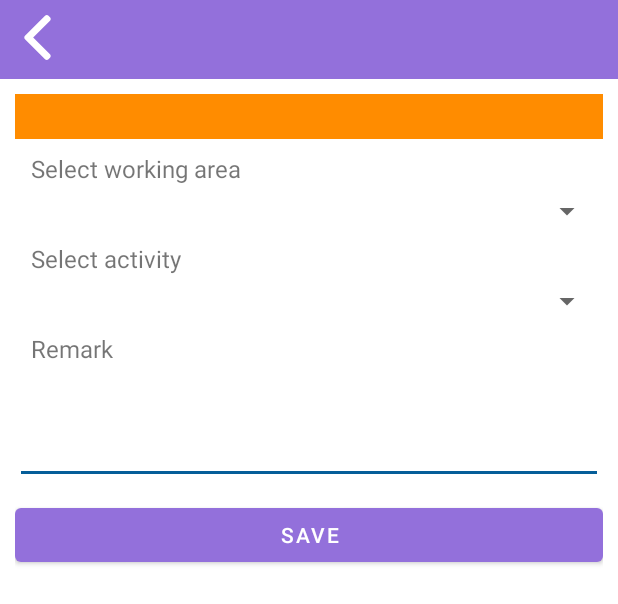
After one commit to GyaneshKajwadkar/SalestripClm, an Android app: the layout dcr_entry.xml on its own in the app's theme, with its tools: preview values and no code run, on a phone screen of 412 x 824 dp. The commit adds this screen. Shown: the top 604 px of the screen. Run offline under Robolectric (Android 15) with nearby library versions, the phone set to English and light mode, and no system bars.

Commit message:
14/2/2022

```diff
--- a/app/build.gradle
+++ b/app/build.gradle
@@ -21,13 +21,9 @@ android
         versionName "1.0.0"
         multiDexEnabled = true
         testInstrumentationRunner "androidx.test.runner.AndroidJUnitRunner"
-
-          /*
           ndk {
-            abiFilters 'arm64-v8a', 'x86_64'
+            abiFilters 'arm64-v8a', 'x86_64', 'x86'
           }
-          */
-
     }
 
     buildTypes {
--- a/app/src/main/java/in/processmaster/salestripclm/common_classes/AlertClass.kt
+++ b/app/src/main/java/in/processmaster/salestripclm/common_classes/AlertClass.kt
@@ -116,10 +116,9 @@ class AlertClass(val context : Context)
         dialogBuilder.setView(dialogView)
 
         val alertDialog: AlertDialog = dialogBuilder.create()
-        alertDialog.getWindow()?.setBackgroundDrawable(ColorDrawable(Color.TRANSPARENT));
+        alertDialog.getWindow()?.setBackgroundDrawable(ColorDrawable(Color.TRANSPARENT))
 
-        val okBtn_rl =
-            dialogView.findViewById<View>(R.id.okBtn_rl) as RelativeLayout
+        val okBtn_rl = dialogView.findViewById<View>(R.id.okBtn_rl) as RelativeLayout
 
         okBtn_rl.setOnClickListener {
 
--- a/app/src/main/java/in/processmaster/salestripclm/models/SyncModel.kt
+++ b/app/src/main/java/in/processmaster/salestripclm/models/SyncModel.kt
@@ -1960,6 +1960,10 @@ class SyncModel {
             @Expose
             var routeName: String = ""
 
+            override fun toString(): String {
+                return routeName
+            }
+
             @SerializedName("routeType")
             @Expose
             var routeType: Int = 0
--- a/app/src/main/java/in/processmaster/salestripclm/networkUtils/APIClient.java
+++ b/app/src/main/java/in/processmaster/salestripclm/networkUtils/APIClient.java
@@ -40,6 +40,4 @@ public class APIClient {
         return retrofit;
     }
 
-
-
 }
--- /dev/null
+++ b/app/src/main/res/layout/dcr_entry.xml
@@ -0,0 +1,111 @@
+<?xml version="1.0" encoding="utf-8"?>
+<LinearLayout xmlns:android="http://schemas.android.com/apk/res/android"
+    android:layout_width="match_parent"
+    android:layout_height="wrap_content"
+    android:orientation="vertical"
+    android:background="@color/white">
+   <include layout="@layout/common_toolbar"/>
+    <LinearLayout
+        android:layout_width="match_parent"
+        android:layout_height="wrap_content"
+        android:padding="10dp"
+        android:orientation="vertical">
+
+        <TextView
+            android:layout_width="match_parent"
+            android:layout_height="wrap_content"
+            android:id="@+id/dcr_date_tv"
+            style="@style/darkblue_background_white_text"
+            android:background="@color/orange"
+            />
+
+
+
+        <TextView
+            android:layout_width="wrap_content"
+            android:layout_height="wrap_content"
+            style="@style/header_text"
+            android:text="Select working area"/>
+        <Spinner
+            android:layout_width="match_parent"
+            android:layout_height="wrap_content"
+            android:padding="5dp"
+            android:id="@+id/workingArea_spin"/>
+
+
+        <TextView
+            android:layout_width="wrap_content"
+            android:layout_height="wrap_content"
+            style="@style/header_text"
+            android:text="Select activity"/>
+        <Spinner
+            android:layout_width="match_parent"
+            android:layout_height="wrap_content"
+            android:padding="5dp"
+            android:id="@+id/activity_spin"/>
+
+
+        <LinearLayout
+            android:layout_width="match_parent"
+            android:layout_height="wrap_content"
+            android:orientation="horizontal"
+            android:id="@+id/startEndParent"
+            android:visibility="gone"
+            android:weightSum="2">
+            <LinearLayout
+                android:layout_weight="1"
+                android:layout_width="0dp"
+                android:layout_height="wrap_content"
+                android:orientation="vertical">
+                <TextView
+                    android:layout_width="wrap_content"
+                    android:layout_height="wrap_content"
+                    style="@style/header_text"
+                    android:text="Starting station"/>
+                <Spinner
+                    android:layout_width="match_parent"
+                    android:layout_height="wrap_content"
+                    android:padding="5dp"
+                    android:id="@+id/startingStation_spin"/>
+
+            </LinearLayout>
+
+            <LinearLayout
+                android:layout_weight="1"
+                android:layout_width="0dp"
+                android:layout_height="wrap_content"
+                android:orientation="vertical">
+                <TextView
+                    android:layout_width="wrap_content"
+                    android:layout_height="wrap_content"
+                    style="@style/header_text"
+                    android:text="Ending station"/>
+                <Spinner
+                    android:layout_width="match_parent"
+                    android:layout_height="wrap_content"
+                    android:padding="5dp"
+                    android:id="@+id/ending_spin"/>
+
+            </LinearLayout>
+        </LinearLayout>
+
+        <TextView
+            android:layout_width="wrap_content"
+            android:layout_height="wrap_content"
+            style="@style/header_text"
+            android:text="Remark"/>
+       <EditText
+           android:layout_width="match_parent"
+           android:layout_height="wrap_content"
+           android:lines="3"
+           android:padding="3dp"
+           android:id="@+id/remarkEt"/>
+
+        <Button
+            android:layout_width="match_parent"
+            android:layout_height="wrap_content"
+            android:layout_marginTop="10dp"
+            android:text="Save"
+            android:id="@+id/save_btn"/>
+    </LinearLayout>
+</LinearLayout>
```
Also changed, not shown: app/src/main/AndroidManifest.xml (+1 -6 lines), app/src/main/java/in/processmaster/salestripclm/common_classes/CommonListGetClass.kt (added, +46 -0 lines), app/src/main/java/in/processmaster/salestripclm/common_classes/GeneralClass.kt (+7 -1 lines), app/src/main/java/in/processmaster/salestripclm/fragments/NewCallFragment.kt (+120 -8 lines), app/src/main/java/in/processmaster/salestripclm/networkUtils/APIInterface.kt (+8 -0 lines).
